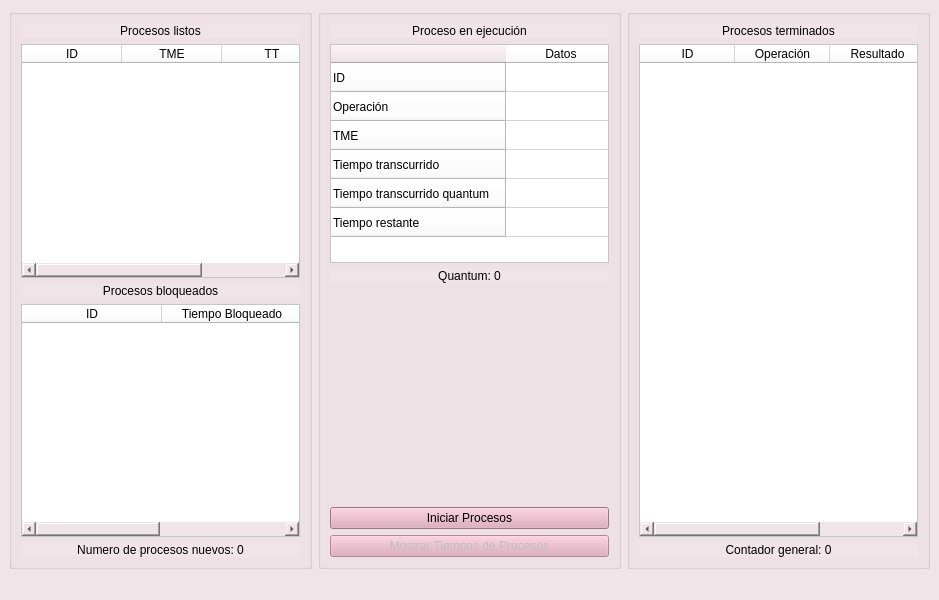
Before: the Qt Designer form ui/mainwindow.ui in Diego-Ga-Glez/planificador, drawn with Qt 5.
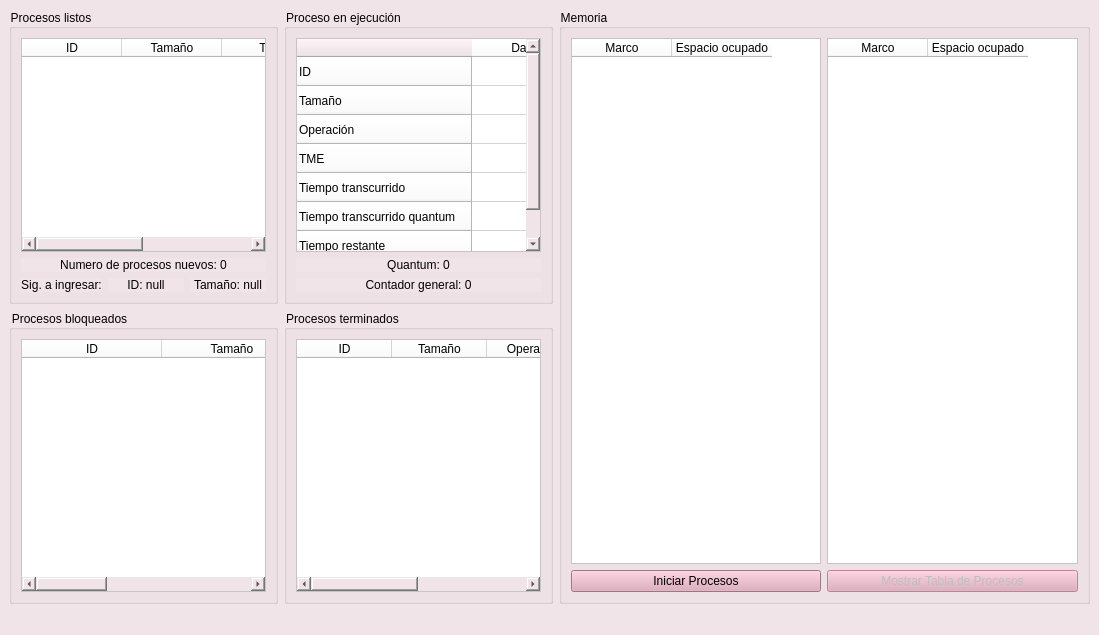
After: the same form once the commit is applied.

The edit to the form file:
```diff
--- a/ui/mainwindow.ui
+++ b/ui/mainwindow.ui
@@ -6,8 +6,8 @@
    <rect>
     <x>0</x>
     <y>0</y>
-    <width>939</width>
-    <height>600</height>
+    <width>1099</width>
+    <height>635</height>
    </rect>
   </property>
   <property name="palette">
@@ -136,13 +136,104 @@
   </property>
   <widget class="QWidget" name="centralwidget">
    <layout class="QGridLayout" name="gridLayout_4">
+    <item row="0" column="1">
+     <widget class="QGroupBox" name="groupBox">
+      <property name="title">
+       <string>Proceso en ejecución</string>
+      </property>
+      <layout class="QGridLayout" name="gridLayout">
+       <item row="0" column="0">
+        <widget class="QTableWidget" name="proceso_tableWidget">
+         <property name="enabled">
+          <bool>true</bool>
+         </property>
+         <property name="focusPolicy">
+          <enum>Qt::NoFocus</enum>
+         </property>
+         <property name="styleSheet">
+          <string notr="true">background-color: white;</string>
+         </property>
+         <property name="editTriggers">
+          <set>QAbstractItemView::NoEditTriggers</set>
+         </property>
+         <attribute name="horizontalHeaderDefaultSectionSize">
+          <number>110</number>
+         </attribute>
+         <attribute name="verticalHeaderDefaultSectionSize">
+          <number>29</number>
+         </attribute>
+         <row>
+          <property name="text">
+           <string>ID</string>
+          </property>
+         </row>
+         <row>
+          <property name="text">
+           <string>Tamaño</string>
+          </property>
+         </row>
+         <row>
+          <property name="text">
+           <string>Operación</string>
+          </property>
+         </row>
+         <row>
+          <property name="text">
+           <string>TME</string>
+          </property>
+         </row>
+         <row>
+          <property name="text">
+           <string>Tiempo transcurrido</string>
+          </property>
+         </row>
+         <row>
+          <property name="text">
+           <string>Tiempo transcurrido quantum</string>
+          </property>
+         </row>
+         <row>
+          <property name="text">
+           <string>Tiempo restante</string>
+          </property>
+         </row>
+         <column>
+          <property name="text">
+           <string>Datos</string>
+          </property>
+         </column>
+        </widget>
+       </item>
+       <item row="2" column="0">
+        <widget class="QLabel" name="quantum_label">
+         <property name="text">
+          <string>Quantum: 0</string>
+         </property>
+         <property name="alignment">
+          <set>Qt::AlignCenter</set>
+         </property>
+        </widget>
+       </item>
+       <item row="3" column="0">
+        <widget class="QLabel" name="contador_label">
+         <property name="text">
+          <string>Contador general: 0</string>
+         </property>
+         <property name="alignment">
+          <set>Qt::AlignCenter</set>
+         </property>
+        </widget>
+       </item>
+      </layout>
+     </widget>
+    </item>
     <item row="0" column="0">
      <widget class="QGroupBox" name="groupBox_2">
       <property name="title">
-       <string/>
+       <string>Procesos listos</string>
       </property>
       <layout class="QGridLayout" name="gridLayout_2">
-       <item row="1" column="0">
+       <item row="0" column="0" colspan="3">
         <widget class="QTableWidget" name="pendientes_tableWidget">
          <property name="enabled">
           <bool>true</bool>
@@ -188,6 +279,11 @@
            <string>ID</string>
           </property>
          </column>
+         <column>
+          <property name="text">
+           <string>Tamaño</string>
+          </property>
+         </column>
          <column>
           <property name="text">
            <string>TME</string>
@@ -200,17 +296,7 @@
          </column>
         </widget>
        </item>
-       <item row="0" column="0">
-        <widget class="QLabel" name="actual_label">
-         <property name="text">
-          <string>Procesos listos</string>
-         </property>
-         <property name="alignment">
-          <set>Qt::AlignCenter</set>
-         </property>
-        </widget>
-       </item>
-       <item row="4" column="0">
+       <item row="1" column="0" colspan="3">
         <widget class="QLabel" name="pendientes_label">
          <property name="text">
           <string>Numero de procesos nuevos: 0</string>
@@ -220,7 +306,46 @@
          </property>
         </widget>
        </item>
-       <item row="3" column="0">
+       <item row="2" column="0">
+        <widget class="QLabel" name="sig_label">
+         <property name="text">
+          <string>Sig. a ingresar:</string>
+         </property>
+         <property name="alignment">
+          <set>Qt::AlignCenter</set>
+         </property>
+        </widget>
+       </item>
+       <item row="2" column="1">
+        <widget class="QLabel" name="idSig_label">
+         <property name="text">
+          <string>ID: null</string>
+         </property>
+         <property name="alignment">
+          <set>Qt::AlignCenter</set>
+         </property>
+        </widget>
+       </item>
+       <item row="2" column="2">
+        <widget class="QLabel" name="tamSig_label">
+         <property name="text">
+          <string>Tamaño: null</string>
+         </property>
+         <property name="alignment">
+          <set>Qt::AlignCenter</set>
+         </property>
+        </widget>
+       </item>
+      </layout>
+     </widget>
+    </item>
+    <item row="1" column="0">
+     <widget class="QGroupBox" name="groupBox_5">
+      <property name="title">
+       <string>Procesos bloqueados</string>
+      </property>
+      <layout class="QGridLayout" name="gridLayout_6">
+       <item row="0" column="0">
         <widget class="QTableWidget" name="bloqueados_tableWidget">
          <property name="enabled">
           <bool>true</bool>
@@ -244,55 +369,27 @@
          </column>
          <column>
           <property name="text">
-           <string>Tiempo Bloqueado</string>
+           <string>Tamaño</string>
           </property>
          </column>
-        </widget>
-       </item>
-       <item row="2" column="0">
-        <widget class="QLabel" name="bloqueados_label">
-         <property name="text">
-          <string>Procesos bloqueados</string>
-         </property>
-         <property name="alignment">
-          <set>Qt::AlignCenter</set>
-         </property>
+         <column>
+          <property name="text">
+           <string>TB</string>
+          </property>
+         </column>
         </widget>
        </item>
       </layout>
      </widget>
     </item>
-    <item row="0" column="1">
-     <widget class="QGroupBox" name="groupBox">
+    <item row="1" column="1">
+     <widget class="QGroupBox" name="groupBox_6">
       <property name="title">
-       <string/>
+       <string>Procesos terminados</string>
       </property>
-      <layout class="QGridLayout" name="gridLayout">
-       <item row="3" column="0">
-        <spacer name="verticalSpacer">
-         <property name="orientation">
-          <enum>Qt::Vertical</enum>
-         </property>
-         <property name="sizeHint" stdset="0">
-          <size>
-           <width>20</width>
-           <height>40</height>
-          </size>
-         </property>
-        </spacer>
-       </item>
+      <layout class="QGridLayout" name="gridLayout_7">
        <item row="0" column="0">
-        <widget class="QLabel" name="proceso_label">
-         <property name="text">
-          <string>Proceso en ejecución</string>
-         </property>
-         <property name="alignment">
-          <set>Qt::AlignCenter</set>
-         </property>
-        </widget>
-       </item>
-       <item row="1" column="0">
-        <widget class="QTableWidget" name="proceso_tableWidget">
+        <widget class="QTableWidget" name="terminados_tableWidget">
          <property name="enabled">
           <bool>true</bool>
          </property>
@@ -302,53 +399,99 @@
          <property name="styleSheet">
           <string notr="true">background-color: white;</string>
          </property>
+         <property name="verticalScrollBarPolicy">
+          <enum>Qt::ScrollBarAsNeeded</enum>
+         </property>
          <property name="editTriggers">
           <set>QAbstractItemView::NoEditTriggers</set>
          </property>
          <attribute name="horizontalHeaderDefaultSectionSize">
-          <number>110</number>
+          <number>95</number>
          </attribute>
-         <attribute name="verticalHeaderDefaultSectionSize">
-          <number>29</number>
-         </attribute>
-         <row>
+         <column>
           <property name="text">
            <string>ID</string>
           </property>
-         </row>
-         <row>
+         </column>
+         <column>
+          <property name="text">
+           <string>Tamaño</string>
+          </property>
+         </column>
+         <column>
           <property name="text">
            <string>Operación</string>
           </property>
-         </row>
-         <row>
+         </column>
+         <column>
           <property name="text">
-           <string>TME</string>
+           <string>Resultado</string>
           </property>
-         </row>
-         <row>
+         </column>
+        </widget>
+       </item>
+      </layout>
+     </widget>
+    </item>
+    <item row="0" column="2" rowspan="2">
+     <widget class="QGroupBox" name="groupBox_4">
+      <property name="title">
+       <string>Memoria</string>
+      </property>
+      <layout class="QGridLayout" name="gridLayout_5">
+       <item row="0" column="1">
+        <widget class="QTableWidget" name="memoria1_tableWidget">
+         <property name="focusPolicy">
+          <enum>Qt::NoFocus</enum>
+         </property>
+         <property name="styleSheet">
+          <string notr="true">background-color: white;</string>
+         </property>
+         <property name="editTriggers">
+          <set>QAbstractItemView::NoEditTriggers</set>
+         </property>
+         <attribute name="verticalHeaderVisible">
+          <bool>false</bool>
+         </attribute>
+         <attribute name="verticalHeaderStretchLastSection">
+          <bool>false</bool>
+         </attribute>
+         <column>
           <property name="text">
-           <string>Tiempo transcurrido</string>
+           <string>Marco</string>
           </property>
-         </row>
-         <row>
+         </column>
+         <column>
           <property name="text">
-           <string>Tiempo transcurrido quantum</string>
+           <string>Espacio ocupado</string>
           </property>
-         </row>
-         <row>
+         </column>
+        </widget>
+       </item>
+       <item row="0" column="2">
+        <widget class="QTableWidget" name="memoria2_tableWidget">
+         <property name="focusPolicy">
+          <enum>Qt::NoFocus</enum>
+         </property>
+         <property name="styleSheet">
+          <string notr="true">background-color: white;</string>
+         </property>
+         <attribute name="verticalHeaderVisible">
+          <bool>false</bool>
+         </attribute>
+         <column>
           <property name="text">
-           <string>Tiempo restante</string>
+           <string>Marco</string>
           </property>
-         </row>
+         </column>
          <column>
           <property name="text">
-           <string>Datos</string>
+           <string>Espacio ocupado</string>
           </property>
          </column>
         </widget>
        </item>
-       <item row="5" column="0">
+       <item row="1" column="2">
         <widget class="QPushButton" name="tiempos_pushButton">
          <property name="enabled">
           <bool>false</bool>
@@ -357,11 +500,11 @@
           <string notr="true">background-color: #dda1b6;</string>
          </property>
          <property name="text">
-          <string>Mostrar Tiempos de Procesos</string>
+          <string>Mostrar Tabla de Procesos</string>
          </property>
         </widget>
        </item>
-       <item row="4" column="0">
+       <item row="1" column="1">
         <widget class="QPushButton" name="procesos_pushButton">
          <property name="palette">
           <palette>
@@ -570,82 +713,6 @@
          </property>
         </widget>
        </item>
-       <item row="2" column="0">
-        <widget class="QLabel" name="quantum_label">
-         <property name="text">
-          <string>Quantum: 0</string>
-         </property>
-         <property name="alignment">
-          <set>Qt::AlignCenter</set>
-         </property>
-        </widget>
-       </item>
-      </layout>
-     </widget>
-    </item>
-    <item row="0" column="2">
-     <widget class="QGroupBox" name="groupBox_3">
-      <property name="title">
-       <string/>
-      </property>
-      <layout class="QGridLayout" name="gridLayout_3">
-       <item row="0" column="0">
-        <widget class="QLabel" name="terminados_label">
-         <property name="text">
-          <string>Procesos terminados</string>
-         </property>
-         <property name="alignment">
-          <set>Qt::AlignCenter</set>
-         </property>
-        </widget>
-       </item>
-       <item row="1" column="0">
-        <widget class="QTableWidget" name="terminados_tableWidget">
-         <property name="enabled">
-          <bool>true</bool>
-         </property>
-         <property name="focusPolicy">
-          <enum>Qt::NoFocus</enum>
-         </property>
-         <property name="styleSheet">
-          <string notr="true">background-color: white;</string>
-         </property>
-         <property name="verticalScrollBarPolicy">
-          <enum>Qt::ScrollBarAsNeeded</enum>
-         </property>
-         <property name="editTriggers">
-          <set>QAbstractItemView::NoEditTriggers</set>
-         </property>
-         <attribute name="horizontalHeaderDefaultSectionSize">
-          <number>95</number>
-         </attribute>
-         <column>
-          <property name="text">
-           <string>ID</string>
-          </property>
-         </column>
-         <column>
-          <property name="text">
-           <string>Operación</string>
-          </property>
-         </column>
-         <column>
-          <property name="text">
-           <string>Resultado</string>
-          </property>
-         </column>
-        </widget>
-       </item>
-       <item row="2" column="0">
-        <widget class="QLabel" name="contador_label">
-         <property name="text">
-          <string>Contador general: 0</string>
-         </property>
-         <property name="alignment">
-          <set>Qt::AlignCenter</set>
-         </property>
-        </widget>
-       </item>
       </layout>
      </widget>
     </item>
```
Left out of the diff: 2 changed lines with no effect on the pictures.
